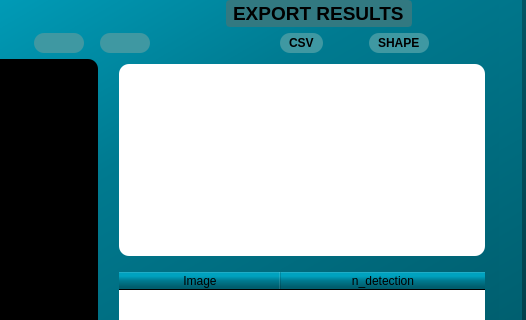
The window that Main_GUI.ui (AlexEspinosa98/Guide_dis) describes before a commit, drawn with Qt 5; both pictures show x 524 to 1050 and y 87 to 407 of the 1050 by 564 pixel window.
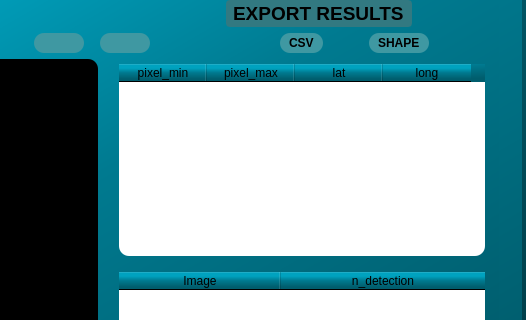
The same window after the commit. The open tabs and pages were chosen to show the change. Icons and pictures are not drawn.

Commit message: Tabla 2 funcionando_ model detection

```diff
--- a/Main_GUI.ui
+++ b/Main_GUI.ui
@@ -1816,61 +1816,31 @@
                  <number>5</number>
                 </property>
                 <item>
-                 <widget class="QTableWidget" name="tabla_detec">
-                  <property name="sizePolicy">
-                   <sizepolicy hsizetype="Expanding" vsizetype="Expanding">
-                    <horstretch>0</horstretch>
-                    <verstretch>0</verstretch>
-                   </sizepolicy>
-                  </property>
-                  <attribute name="horizontalHeaderVisible">
-                   <bool>false</bool>
-                  </attribute>
+                 <widget class="QTableWidget" name="tabla_r">
                   <attribute name="horizontalHeaderCascadingSectionResizes">
                    <bool>true</bool>
                   </attribute>
                   <attribute name="horizontalHeaderDefaultSectionSize">
-                   <number>85</number>
+                   <number>88</number>
                   </attribute>
-                  <attribute name="horizontalHeaderHighlightSections">
-                   <bool>false</bool>
-                  </attribute>
-                  <attribute name="horizontalHeaderMinimumSectionSize">
-                   <number>39</number>
-                  </attribute>
-                  <attribute name="horizontalHeaderShowSortIndicator" stdset="0">
-                   <bool>false</bool>
-                  </attribute>
-                  <attribute name="horizontalHeaderStretchLastSection">
-                   <bool>true</bool>
-                  </attribute>
-                  <attribute name="verticalHeaderCascadingSectionResizes">
-                   <bool>false</bool>
-                  </attribute>
-                  <attribute name="verticalHeaderShowSortIndicator" stdset="0">
-                   <bool>false</bool>
-                  </attribute>
-                  <attribute name="verticalHeaderStretchLastSection">
-                   <bool>false</bool>
-                  </attribute>
                   <column>
                    <property name="text">
-                    <string>Pixel min</string>
+                    <string>pixel_min</string>
                    </property>
                   </column>
                   <column>
                    <property name="text">
-                    <string>Pixel Max</string>
+                    <string>pixel_max</string>
                    </property>
                   </column>
                   <column>
                    <property name="text">
-                    <string>Lat</string>
+                    <string>lat</string>
                    </property>
                   </column>
                   <column>
                    <property name="text">
-                    <string>Long</string>
+                    <string>long</string>
                    </property>
                   </column>
                  </widget>
```
Left out of the diff: 24 changed lines with no effect on the pictures. The commit also changes 2 other files.
